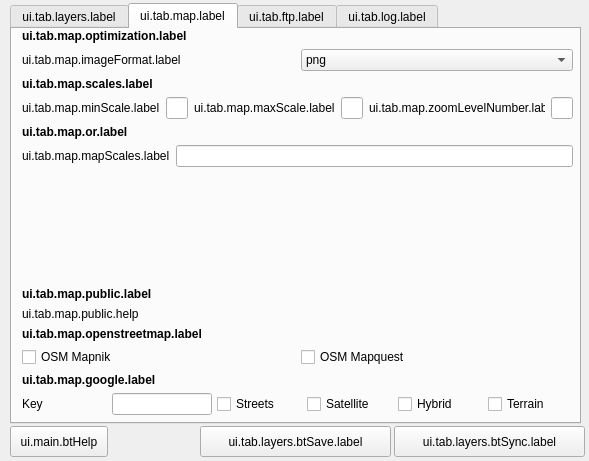
The window that ui_lizmap.ui (3liz/lizmap-plugin) describes before a commit, drawn with Qt 5.
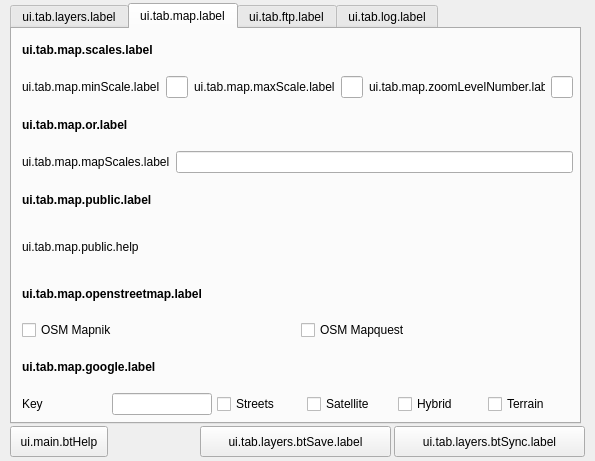
The same window after the commit. The open tabs and pages were chosen to show the change.

Commit message: Image format is now editable for each layer: 'image/png', 'image/png; mode=8bit' and 'image/jpeg'

The edit to the form file:
```diff
--- a/ui_lizmap.ui
+++ b/ui_lizmap.ui
@@ -6,7 +6,7 @@
    <rect>
     <x>0</x>
     <y>0</y>
-    <width>589</width>
+    <width>595</width>
     <height>461</height>
    </rect>
   </property>
@@ -131,6 +131,36 @@
         </property>
        </widget>
       </item>
+      <item>
+       <layout class="QHBoxLayout" name="horizontalLayout_8">
+        <item>
+         <widget class="QLabel" name="label_9">
+          <property name="text">
+           <string>ui.tab.layers.imageFormat.label</string>
+          </property>
+         </widget>
+        </item>
+        <item>
+         <widget class="QComboBox" name="liImageFormat">
+          <item>
+           <property name="text">
+            <string>png</string>
+           </property>
+          </item>
+          <item>
+           <property name="text">
+            <string>png; mode=8bit</string>
+           </property>
+          </item>
+          <item>
+           <property name="text">
+            <string>jpeg</string>
+           </property>
+          </item>
+         </widget>
+        </item>
+       </layout>
+      </item>
      </layout>
     </widget>
     <widget class="QPushButton" name="btRefreshTree">
@@ -164,44 +194,6 @@
       <property name="sizeConstraint">
        <enum>QLayout::SetDefaultConstraint</enum>
       </property>
-      <item>
-       <widget class="QLabel" name="label_16">
-        <property name="font">
-         <font>
-          <weight>75</weight>
-          <bold>true</bold>
-         </font>
-        </property>
-        <property name="text">
-         <string>ui.tab.map.optimization.label</string>
-        </property>
-       </widget>
-      </item>
-      <item>
-       <layout class="QHBoxLayout" name="horizontalLayout_8">
-        <item>
-         <widget class="QLabel" name="label_9">
-          <property name="text">
-           <string>ui.tab.map.imageFormat.label</string>
-          </property>
-         </widget>
-        </item>
-        <item>
-         <widget class="QComboBox" name="liImageFormat">
-          <item>
-           <property name="text">
-            <string>png</string>
-           </property>
-          </item>
-          <item>
-           <property name="text">
-            <string>jpg</string>
-           </property>
-          </item>
-         </widget>
-        </item>
-       </layout>
-      </item>
       <item>
        <widget class="QLabel" name="label_15">
         <property name="font">
@@ -301,19 +293,6 @@
         </item>
        </layout>
       </item>
-      <item>
-       <spacer name="verticalSpacer_3">
-        <property name="orientation">
-         <enum>Qt::Vertical</enum>
-        </property>
-        <property name="sizeHint" stdset="0">
-         <size>
-          <width>20</width>
-          <height>40</height>
-         </size>
-        </property>
-       </spacer>
-      </item>
       <item>
        <widget class="QLabel" name="label_20">
         <property name="font">
```
Left out of the diff: 20 changed lines with no effect on the pictures. The commit also changes 6 other files.
